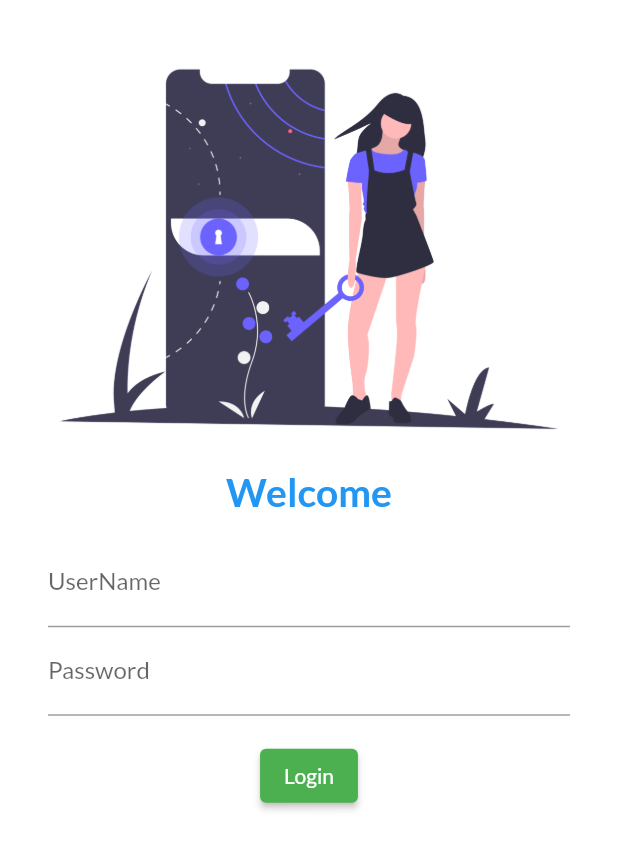
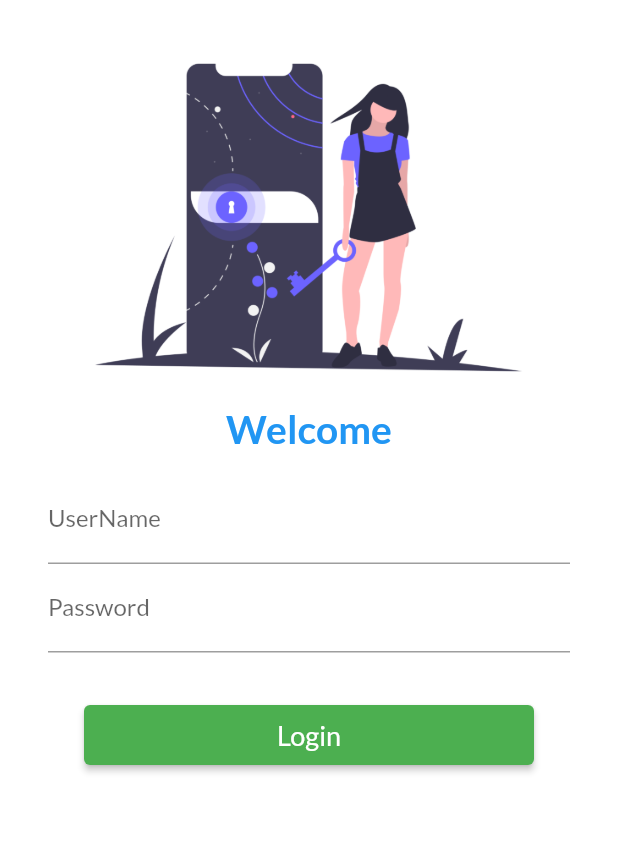
Before and after one commit to erkripa/30DaysOfFlutter, a Flutter app: the screen it shows after launch, on a phone screen of 412 x 824 dp. Shown: the top 850 px of the screen. Run offline on Flutter 3.47's test engine with Material 2 defaults, Android fonts, the phone set to English and light mode, and no system bars; our stand-ins replace google_fonts.

Commit message:
Day5 Compeleted

```diff
--- a/lib/Pages/Login_page.dart
+++ b/lib/Pages/Login_page.dart
@@ -1,3 +1,4 @@
+import 'package:awesom/uTils/routes.dart';
 import 'package:flutter/material.dart';
 
 class LoginPage extends StatelessWidget {
@@ -5,12 +6,14 @@ class LoginPage extends StatelessWidget {
   Widget build(BuildContext context) {
     return Material(
       color: Colors.white,
+      child: SingleChildScrollView(
         child: Column(
           children: [
             SizedBox(height: 20.0),
             Image.asset(
               "assest/images/login_image.png",
               fit: BoxFit.cover,
+              height: 250,
             ),
             // SizedBox(
             //   height: 0.0,
@@ -44,14 +47,22 @@ class LoginPage extends StatelessWidget {
                 ],
               ),
             ),
+            SizedBox(
+              height: 15.0,
+            ),
             ElevatedButton(
-            child: Text("Login"),
+              child: Text(
+                "Login",
+                style: TextStyle(fontSize: 18),
+              ),
+              style: TextButton.styleFrom(minimumSize: Size(300, 40)),
               onPressed: () {
-              print("Hi Welcome to Login Page");
+                Navigator.pushNamed(context, MyRoutes.homeRoute);
               },
             ),
           ],
         ),
+      ),
     );
   }
 }
--- a/lib/main.dart
+++ b/lib/main.dart
@@ -1,5 +1,6 @@
 import 'package:awesom/Pages/Home_page.dart';
 import 'package:awesom/Pages/Login_page.dart';
+import 'package:awesom/uTils/routes.dart';
 import 'package:flutter/material.dart';
 import 'package:google_fonts/google_fonts.dart';
 
@@ -22,7 +23,8 @@ class MyApp extends StatelessWidget {
       // initialRoute: "/home",
       routes: {
         "/": (context) => LoginPage(),
-        "/home": (context) => HomePage(),
+        MyRoutes.loginRoute: (context) => LoginPage(),
+        MyRoutes.homeRoute: (context) => HomePage(),
       },
     );
   }
--- /dev/null
+++ b/lib/uTils/routes.dart
@@ -0,0 +1,4 @@
+class MyRoutes {
+  static String loginRoute = "/login";
+  static String homeRoute = "/home";
+}
```
Lines whose indentation alone changed are shown as unchanged.
